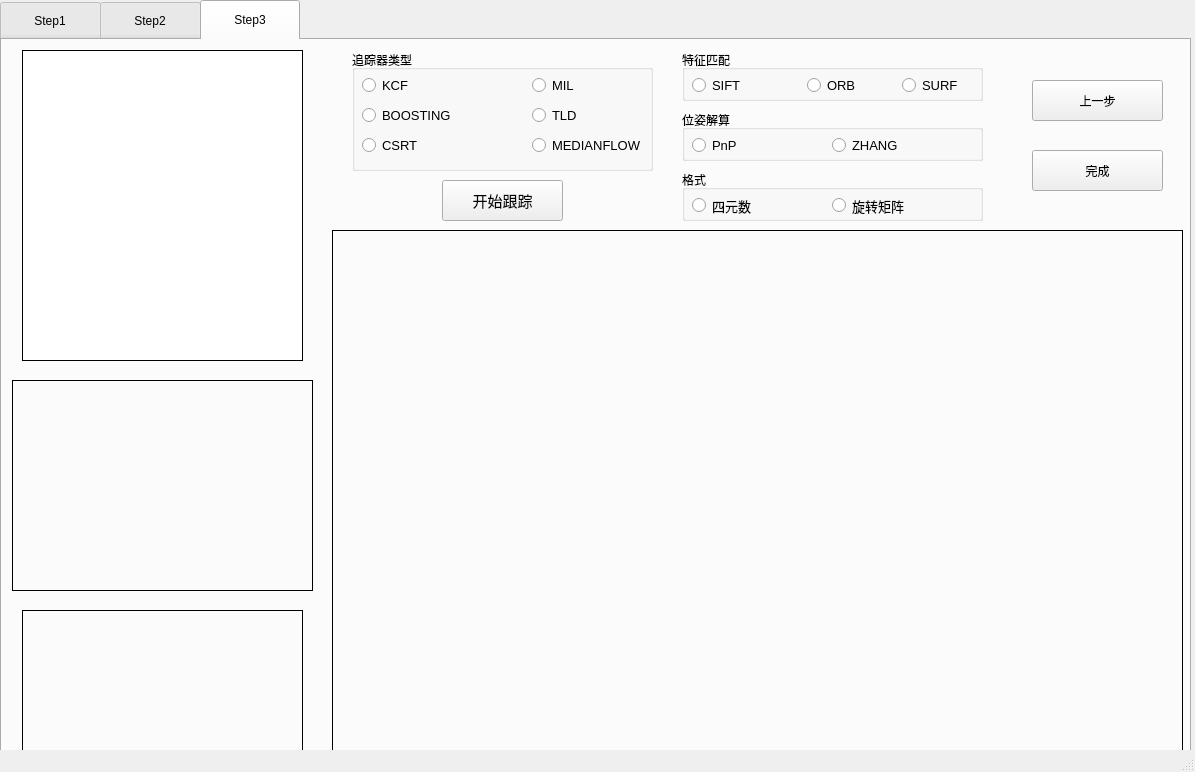
XDU-ETVP-JH-ZK/Track_and_Visualize, file qt/mainwindow.ui: the form before one commit.
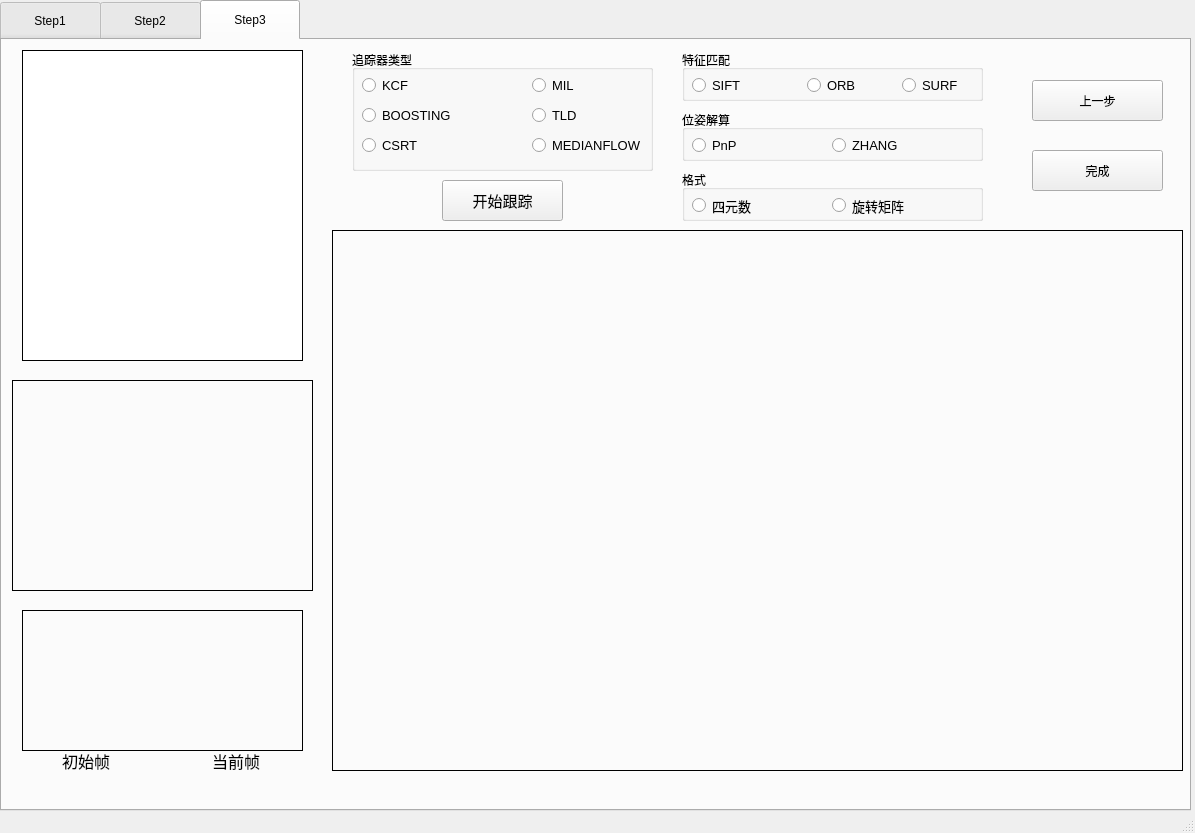
The form after the commit. The open tabs and pages were chosen to show the change.

```diff
--- a/qt/mainwindow.ui
+++ b/qt/mainwindow.ui
@@ -10,7 +10,7 @@
     <x>0</x>
     <y>0</y>
     <width>1195</width>
-    <height>772</height>
+    <height>833</height>
    </rect>
   </property>
   <property name="sizePolicy">
@@ -1132,7 +1132,7 @@
        </property>
       </widget>
      </widget>
-     <widget class="QGroupBox" name="groupBox">
+     <widget class="QWidget" name="widget" native="true">
       <property name="geometry">
        <rect>
         <x>330</x>
@@ -1142,18 +1142,16 @@
        </rect>
       </property>
       <property name="styleSheet">
-       <string notr="true">QGroupBox{border-width: 1px;
-		border-style: solid;
-		border-color: rgb(0, 0, 0);}
-QVBoxLayout{border:none}</string>
+       <string notr="true">border:1px solid black
+</string>
       </property>
       <widget class="QWidget" name="verticalLayoutWidget">
        <property name="geometry">
         <rect>
-         <x>10</x>
-         <y>10</y>
-         <width>831</width>
-         <height>521</height>
+         <x>0</x>
+         <y>0</y>
+         <width>851</width>
+         <height>541</height>
         </rect>
        </property>
        <layout class="QVBoxLayout" name="verticalLayout"/>
```
Left out of the diff: 2 changed lines with no effect on the pictures.
